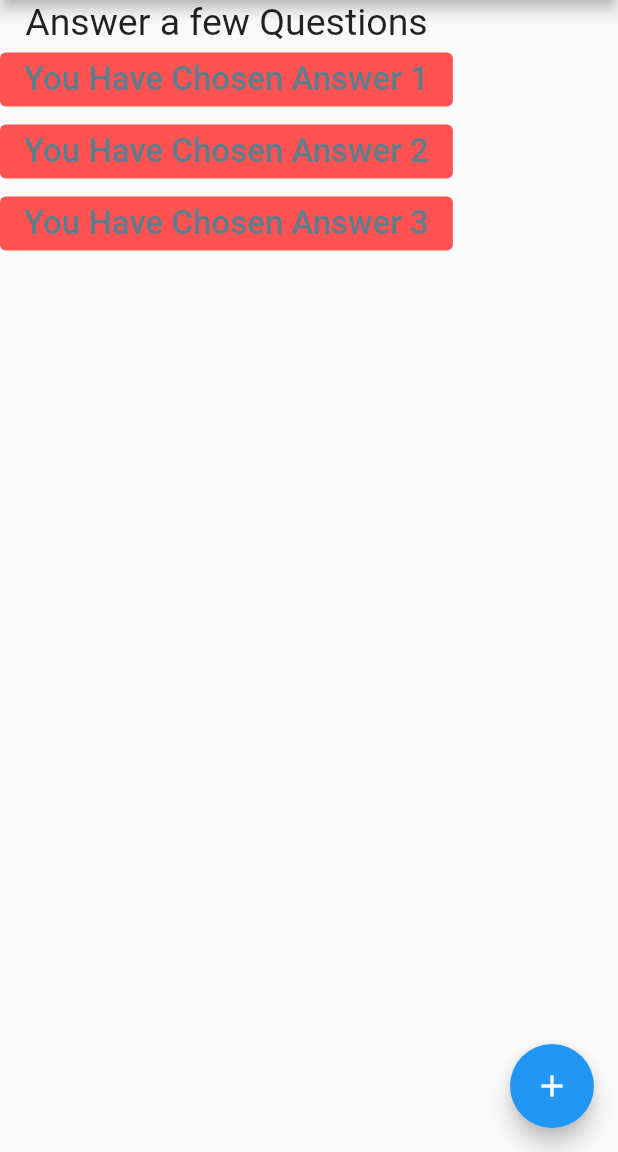
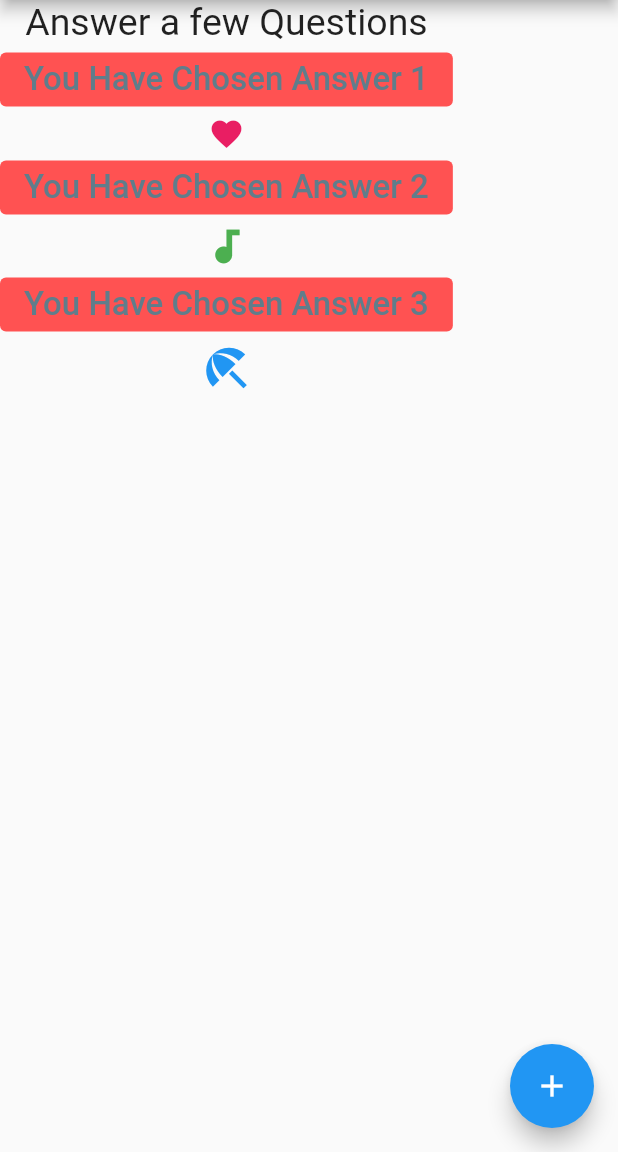
Before and after one commit to Prodigy-Genes/learning_flutter-cont-, a Flutter app: the MyStatelessScaffoldWidget screen opened directly, on a phone screen of 412 x 824 dp, the part 84-1236 px from its top. Run offline on Flutter 3.47's test engine with Material 2 defaults, Android fonts, the phone set to English and light mode, and no system bars.

Commit message:
Learning_Flutter(cont)

```diff
--- a/lib/main.dart
+++ b/lib/main.dart
@@ -1,7 +1,12 @@
 import 'package:flutter/material.dart';
-import 'package:learning_flutter/my_first_app.dart';
+//import 'package:learning_flutter/my_first_app.dart';
+import 'package:learning_flutter/myStateless_Scaffold.dart';
 
-void main(List<String> args) => runApp( const MyFirstApp());
+void main(List<String> args){ runApp(
+  const MaterialApp(
+    home: MyStatelessScaffoldWidget()),
+);
+}
 
 /*
 void main() {
--- a/lib/myStateless_Scaffold.dart
+++ b/lib/myStateless_Scaffold.dart
@@ -95,6 +95,13 @@ class MyStatelessScaffoldWidget extends StatelessWidget {
               style: TextStyle(fontSize: 22, color: Colors.blueGrey),
             ),
           ),
+          const Icon(
+            Icons.favorite,
+            color: Colors.pink,
+            size: 24.0,
+            semanticLabel: 'Text to announce in accessibility modes',
+
+          ),
           ElevatedButton(
             style: ElevatedButton.styleFrom(disabledBackgroundColor: Colors.redAccent),
             onPressed: null,
@@ -103,6 +110,12 @@ class MyStatelessScaffoldWidget extends StatelessWidget {
               style: TextStyle(fontSize: 22, color: Colors.blueGrey),
             ),
           ),
+          const Icon(
+            Icons.audiotrack,
+            color: Colors.green,
+            size: 30.0,
+          ),
+
           ElevatedButton(
             style: ElevatedButton.styleFrom(disabledBackgroundColor: Colors.redAccent),
             onPressed: null,
@@ -110,6 +123,11 @@ class MyStatelessScaffoldWidget extends StatelessWidget {
               'You Have Chosen Answer 3',
               style: TextStyle(fontSize: 22, color: Colors.blueGrey),
             ),
+          ),
+          const Icon(
+            Icons.beach_access,
+            color: Colors.blue,
+            size: 36.0
           ),
         ],
       ),
```
